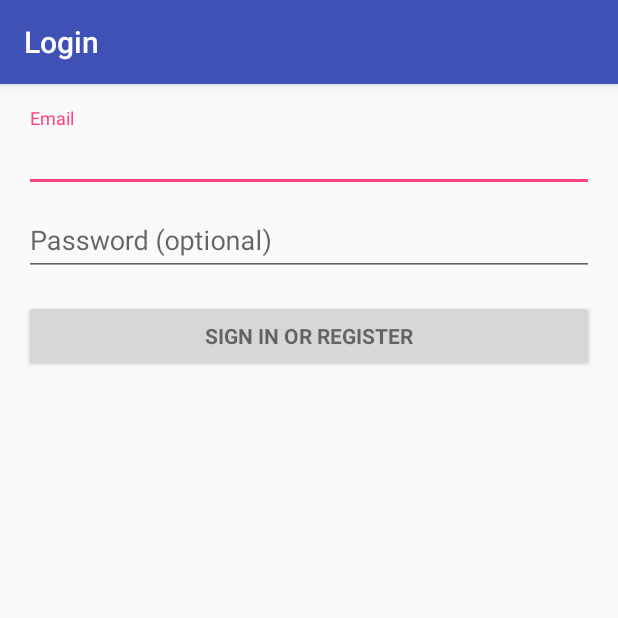
After one commit to T-plusplus/HackISU, an Android app: the LoginActivity screen opened directly, with no data from a screen before it, on a phone screen of 412 x 824 dp, the top half of it. The commit adds this screen. Run offline under Robolectric (Android 15) with nearby library versions, the phone set to English and light mode, and no system bars; 2 statements that could not run were skipped.

Commit message:
added login

```diff
--- /dev/null
+++ b/CookBook/app/src/main/java/com/example/tyler/cookbook/LoginActivity.java
@@ -0,0 +1,349 @@
+package com.example.tyler.cookbook;
+
+import android.animation.Animator;
+import android.animation.AnimatorListenerAdapter;
+import android.annotation.TargetApi;
+import android.content.pm.PackageManager;
+import android.support.annotation.NonNull;
+import android.support.design.widget.Snackbar;
+import android.support.v7.app.AppCompatActivity;
+import android.app.LoaderManager.LoaderCallbacks;
+
+import android.content.CursorLoader;
+import android.content.Loader;
+import android.database.Cursor;
+import android.net.Uri;
+import android.os.AsyncTask;
+
+import android.os.Build;
+import android.os.Bundle;
+import android.provider.ContactsContract;
+import android.text.TextUtils;
+import android.view.KeyEvent;
+import android.view.View;
+import android.view.View.OnClickListener;
+import android.view.inputmethod.EditorInfo;
+import android.widget.ArrayAdapter;
+import android.widget.AutoCompleteTextView;
+import android.widget.Button;
+import android.widget.EditText;
+import android.widget.TextView;
+
+import java.util.ArrayList;
+import java.util.List;
+
+import static android.Manifest.permission.READ_CONTACTS;
+
+/**
+ * A login screen that offers login via email/password.
+ */
+public class LoginActivity extends AppCompatActivity implements LoaderCallbacks<Cursor> {
+
+    /**
+     * Id to identity READ_CONTACTS permission request.
+     */
+    private static final int REQUEST_READ_CONTACTS = 0;
+
+    /**
+     * A dummy authentication store containing known user names and passwords.
+     * TODO: remove after connecting to a real authentication system.
+     */
+    private static final String[] DUMMY_CREDENTIALS = new String[]{
+            "foo@example.com:hello", "bar@example.com:world"
+    };
+    /**
+     * Keep track of the login task to ensure we can cancel it if requested.
+     */
+    private UserLoginTask mAuthTask = null;
+
+    // UI references.
+    private AutoCompleteTextView mEmailView;
+    private EditText mPasswordView;
+    private View mProgressView;
+    private View mLoginFormView;
+
+    @Override
+    protected void onCreate(Bundle savedInstanceState) {
+        super.onCreate(savedInstanceState);
+        setContentView(R.layout.activity_login);
+        // Set up the login form.
+        mEmailView = (AutoCompleteTextView) findViewById(R.id.email);
+        populateAutoComplete();
+
+        mPasswordView = (EditText) findViewById(R.id.password);
+        mPasswordView.setOnEditorActionListener(new TextView.OnEditorActionListener() {
+            @Override
+            public boolean onEditorAction(TextView textView, int id, KeyEvent keyEvent) {
+                if (id == R.id.login || id == EditorInfo.IME_NULL) {
+                    attemptLogin();
+                    return true;
+                }
+                return false;
+            }
+        });
+
+        Button mEmailSignInButton = (Button) findViewById(R.id.email_sign_in_button);
+        mEmailSignInButton.setOnClickListener(new OnClickListener() {
+            @Override
+            public void onClick(View view) {
+                attemptLogin();
+            }
+        });
+
+        mLoginFormView = findViewById(R.id.login_form);
+        mProgressView = findViewById(R.id.login_progress);
+    }
+
+    private void populateAutoComplete() {
+        if (!mayRequestContacts()) {
+            return;
+        }
+
+        getLoaderManager().initLoader(0, null, this);
+    }
+
+    private boolean mayRequestContacts() {
+        if (Build.VERSION.SDK_INT < Build.VERSION_CODES.M) {
+            return true;
+        }
+        if (checkSelfPermission(READ_CONTACTS) == PackageManager.PERMISSION_GRANTED) {
+            return true;
+        }
+        if (shouldShowRequestPermissionRationale(READ_CONTACTS)) {
+            Snackbar.make(mEmailView, R.string.permission_rationale, Snackbar.LENGTH_INDEFINITE)
+                    .setAction(android.R.string.ok, new View.OnClickListener() {
+                        @Override
+                        @TargetApi(Build.VERSION_CODES.M)
+                        public void onClick(View v) {
+                            requestPermissions(new String[]{READ_CONTACTS}, REQUEST_READ_CONTACTS);
+                        }
+                    });
+        } else {
+            requestPermissions(new String[]{READ_CONTACTS}, REQUEST_READ_CONTACTS);
+        }
+        return false;
+    }
+
+    /**
+     * Callback received when a permissions request has been completed.
+     */
+    @Override
+    public void onRequestPermissionsResult(int requestCode, @NonNull String[] permissions,
+                                           @NonNull int[] grantResults) {
+        if (requestCode == REQUEST_READ_CONTACTS) {
+            if (grantResults.length == 1 && grantResults[0] == PackageManager.PERMISSION_GRANTED) {
+                populateAutoComplete();
+            }
+        }
+    }
+
+
+    /**
+     * Attempts to sign in or register the account specified by the login form.
+     * If there are form errors (invalid email, missing fields, etc.), the
+     * errors are presented and no actual login attempt is made.
+     */
+    private void attemptLogin() {
+        if (mAuthTask != null) {
+            return;
+        }
+
+        // Reset errors.
+        mEmailView.setError(null);
+        mPasswordView.setError(null);
+
+        // Store values at the time of the login attempt.
+        String email = mEmailView.getText().toString();
+        String password = mPasswordView.getText().toString();
+
+        boolean cancel = false;
+        View focusView = null;
+
+        // Check for a valid password, if the user entered one.
+        if (!TextUtils.isEmpty(password) && !isPasswordValid(password)) {
+            mPasswordView.setError(getString(R.string.error_invalid_password));
+            focusView = mPasswordView;
+            cancel = true;
+        }
+
+        // Check for a valid email address.
+        if (TextUtils.isEmpty(email)) {
+            mEmailView.setError(getString(R.string.error_field_required));
+            focusView = mEmailView;
+            cancel = true;
+        } else if (!isEmailValid(email)) {
+            mEmailView.setError(getString(R.string.error_invalid_email));
+            focusView = mEmailView;
+            cancel = true;
+        }
+
+        if (cancel) {
+            // There was an error; don't attempt login and focus the first
+            // form field with an error.
+            focusView.requestFocus();
+        } else {
+            // Show a progress spinner, and kick off a background task to
+            // perform the user login attempt.
+            showProgress(true);
+            mAuthTask = new UserLoginTask(email, password);
+            mAuthTask.execute((Void) null);
+        }
+    }
+
+    private boolean isEmailValid(String email) {
+        //TODO: Replace this with your own logic
+        return email.contains("@");
+    }
+
+    private boolean isPasswordValid(String password) {
+        //TODO: Replace this with your own logic
+        return password.length() > 4;
+    }
+
+    /**
+     * Shows the progress UI and hides the login form.
+     */
+    @TargetApi(Build.VERSION_CODES.HONEYCOMB_MR2)
+    private void showProgress(final boolean show) {
+        // On Honeycomb MR2 we have the ViewPropertyAnimator APIs, which allow
+        // for very easy animations. If available, use these APIs to fade-in
+        // the progress spinner.
+        if (Build.VERSION.SDK_INT >= Build.VERSION_CODES.HONEYCOMB_MR2) {
+            int shortAnimTime = getResources().getInteger(android.R.integer.config_shortAnimTime);
+
+            mLoginFormView.setVisibility(show ? View.GONE : View.VISIBLE);
+            mLoginFormView.animate().setDuration(shortAnimTime).alpha(
+                    show ? 0 : 1).setListener(new AnimatorListenerAdapter() {
+                @Override
+                public void onAnimationEnd(Animator animation) {
+                    mLoginFormView.setVisibility(show ? View.GONE : View.VISIBLE);
+                }
+            });
+
+            mProgressView.setVisibility(show ? View.VISIBLE : View.GONE);
+            mProgressView.animate().setDuration(shortAnimTime).alpha(
+                    show ? 1 : 0).setListener(new AnimatorListenerAdapter() {
+                @Override
+                public void onAnimationEnd(Animator animation) {
+                    mProgressView.setVisibility(show ? View.VISIBLE : View.GONE);
+                }
+            });
+        } else {
+            // The ViewPropertyAnimator APIs are not available, so simply show
+            // and hide the relevant UI components.
+            mProgressView.setVisibility(show ? View.VISIBLE : View.GONE);
+            mLoginFormView.setVisibility(show ? View.GONE : View.VISIBLE);
+        }
+    }
+
+    @Override
+    public Loader<Cursor> onCreateLoader(int i, Bundle bundle) {
+        return new CursorLoader(this,
+                // Retrieve data rows for the device user's 'profile' contact.
+                Uri.withAppendedPath(ContactsContract.Profile.CONTENT_URI,
+                        ContactsContract.Contacts.Data.CONTENT_DIRECTORY), ProfileQuery.PROJECTION,
+
+                // Select only email addresses.
+                ContactsContract.Contacts.Data.MIMETYPE +
+                        " = ?", new String[]{ContactsContract.CommonDataKinds.Email
+                .CONTENT_ITEM_TYPE},
+
+                // Show primary email addresses first. Note that there won't be
+                // a primary email address if the user hasn't specified one.
+                ContactsContract.Contacts.Data.IS_PRIMARY + " DESC");
+    }
+
+    @Override
+    public void onLoadFinished(Loader<Cursor> cursorLoader, Cursor cursor) {
+        List<String> emails = new ArrayList<>();
+        cursor.moveToFirst();
+        while (!cursor.isAfterLast()) {
+            emails.add(cursor.getString(ProfileQuery.ADDRESS));
+            cursor.moveToNext();
+        }
+
+        addEmailsToAutoComplete(emails);
+    }
+
+    @Override
+    public void onLoaderReset(Loader<Cursor> cursorLoader) {
+
+    }
+
+    private void addEmailsToAutoComplete(List<String> emailAddressCollection) {
+        //Create adapter to tell the AutoCompleteTextView what to show in its dropdown list.
+        ArrayAdapter<String> adapter =
+                new ArrayAdapter<>(LoginActivity.this,
+                        android.R.layout.simple_dropdown_item_1line, emailAddressCollection);
+
+        mEmailView.setAdapter(adapter);
+    }
+
+
+    private interface ProfileQuery {
+        String[] PROJECTION = {
+                ContactsContract.CommonDataKinds.Email.ADDRESS,
+                ContactsContract.CommonDataKinds.Email.IS_PRIMARY,
+        };
+
+        int ADDRESS = 0;
+        int IS_PRIMARY = 1;
+    }
+
+    /**
+     * Represents an asynchronous login/registration task used to authenticate
+     * the user.
+     */
+    public class UserLoginTask extends AsyncTask<Void, Void, Boolean> {
+
+        private final String mEmail;
+        private final String mPassword;
+
+        UserLoginTask(String email, String password) {
+            mEmail = email;
+            mPassword = password;
+        }
+
+        @Override
+        protected Boolean doInBackground(Void... params) {
+            // TODO: attempt authentication against a network service.
+
+            try {
+                // Simulate network access.
+                Thread.sleep(2000);
+            } catch (InterruptedException e) {
+                return false;
+            }
+
+            for (String credential : DUMMY_CREDENTIALS) {
+                String[] pieces = credential.split(":");
+                if (pieces[0].equals(mEmail)) {
+                    // Account exists, return true if the password matches.
+                    return pieces[1].equals(mPassword);
+                }
+            }
+
+            // TODO: register the new account here.
+            return true;
+        }
+
+        @Override
+        protected void onPostExecute(final Boolean success) {
+            mAuthTask = null;
+            showProgress(false);
+
+            if (success) {
+                finish();
+            } else {
+                mPasswordView.setError(getString(R.string.error_incorrect_password));
+                mPasswordView.requestFocus();
+            }
+        }
+
+        @Override
+        protected void onCancelled() {
+            mAuthTask = null;
+            showProgress(false);
+        }
+    }
+}
--- /dev/null
+++ b/CookBook/app/src/main/res/layout/activity_login.xml
@@ -0,0 +1,77 @@
+<LinearLayout xmlns:android="http://schemas.android.com/apk/res/android"
+    xmlns:tools="http://schemas.android.com/tools"
+    android:layout_width="match_parent"
+    android:layout_height="match_parent"
+    android:gravity="center_horizontal"
+    android:orientation="vertical"
+    android:paddingBottom="@dimen/activity_vertical_margin"
+    android:paddingLeft="@dimen/activity_horizontal_margin"
+    android:paddingRight="@dimen/activity_horizontal_margin"
+    android:paddingTop="@dimen/activity_vertical_margin"
+    tools:context="com.example.tyler.cookbook.LoginActivity">
+
+    <!-- Login progress -->
+    <ProgressBar
+        android:id="@+id/login_progress"
+        style="?android:attr/progressBarStyleLarge"
+        android:layout_width="wrap_content"
+        android:layout_height="wrap_content"
+        android:layout_marginBottom="8dp"
+        android:visibility="gone" />
+
+    <ScrollView
+        android:id="@+id/login_form"
+        android:layout_width="match_parent"
+        android:layout_height="match_parent">
+
+        <LinearLayout
+            android:id="@+id/email_login_form"
+            android:layout_width="match_parent"
+            android:layout_height="wrap_content"
+            android:orientation="vertical">
+
+            <android.support.design.widget.TextInputLayout
+                android:layout_width="match_parent"
+                android:layout_height="wrap_content">
+
+                <AutoCompleteTextView
+                    android:id="@+id/email"
+                    android:layout_width="match_parent"
+                    android:layout_height="wrap_content"
+                    android:hint="@string/prompt_email"
+                    android:inputType="textEmailAddress"
+                    android:maxLines="1"
+                    android:singleLine="true" />
+
+            </android.support.design.widget.TextInputLayout>
+
+            <android.support.design.widget.TextInputLayout
+                android:layout_width="match_parent"
+                android:layout_height="wrap_content">
+
+                <EditText
+                    android:id="@+id/password"
+                    android:layout_width="match_parent"
+                    android:layout_height="wrap_content"
+                    android:hint="@string/prompt_password"
+                    android:imeActionId="@+id/login"
+                    android:imeActionLabel="@string/action_sign_in_short"
+                    android:imeOptions="actionUnspecified"
+                    android:inputType="textPassword"
+                    android:maxLines="1"
+                    android:singleLine="true" />
+
+            </android.support.design.widget.TextInputLayout>
+
+            <Button
+                android:id="@+id/email_sign_in_button"
+                style="?android:textAppearanceSmall"
+                android:layout_width="match_parent"
+                android:layout_height="wrap_content"
+                android:layout_marginTop="16dp"
+                android:text="@string/action_sign_in"
+                android:textStyle="bold" />
+
+        </LinearLayout>
+    </ScrollView>
+</LinearLayout>
--- a/CookBook/app/src/main/res/values/dimens.xml
+++ b/CookBook/app/src/main/res/values/dimens.xml
@@ -2,4 +2,7 @@
     <dimen name="app_bar_height">180dp</dimen>
     <dimen name="fab_margin">16dp</dimen>
     <dimen name="text_margin">16dp</dimen>
+    <!-- Default screen margins, per the Android Design guidelines. -->
+    <dimen name="activity_horizontal_margin">16dp</dimen>
+    <dimen name="activity_vertical_margin">16dp</dimen>
 </resources>
--- a/CookBook/app/src/main/res/values/strings.xml
+++ b/CookBook/app/src/main/res/values/strings.xml
@@ -90,4 +90,18 @@
         "when a user tries to pick up one of cards.\n\n"
     </string>
     <string name="action_settings">Settings</string>
+    <string name="title_activity_login">Login</string>
+
+    <!-- Strings related to login -->
+    <string name="prompt_email">Email</string>
+    <string name="prompt_password">Password (optional)</string>
+    <string name="action_sign_in">Sign in or register</string>
+    <string name="action_sign_in_short">Sign in</string>
+    <string name="error_invalid_email">This email address is invalid</string>
+    <string name="error_invalid_password">This password is too short</string>
+    <string name="error_incorrect_password">This password is incorrect</string>
+    <string name="error_field_required">This field is required</string>
+    <string name="permission_rationale">"Contacts permissions are needed for providing email
+        completions."
+    </string>
 </resources>
```
Also changed, not shown: CookBook/app/src/main/AndroidManifest.xml (+8 -0 lines).
